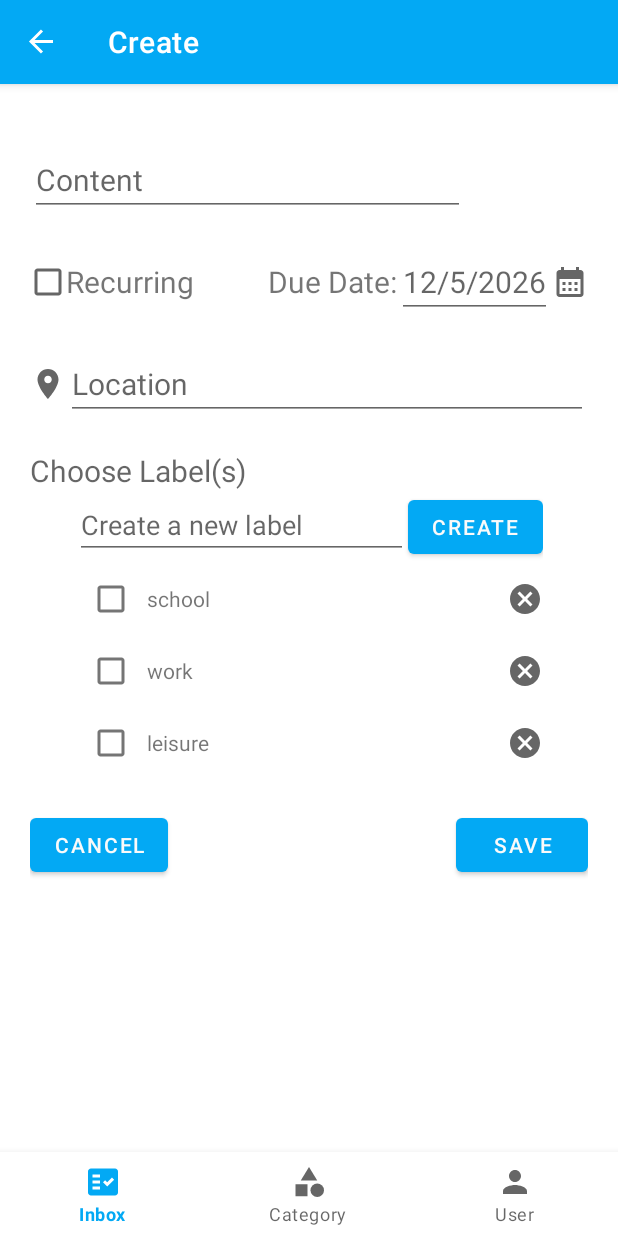
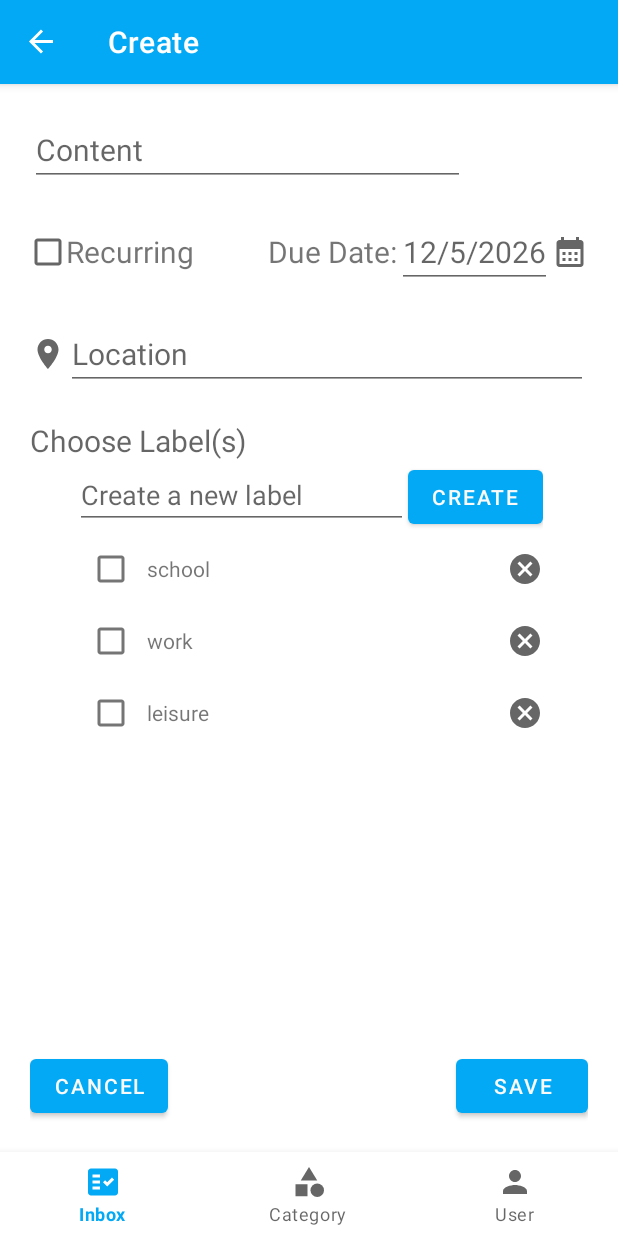
Before and after one commit to zhuy9/AutoChecklist, an Android app: the EntryEditFragment screen opened through its navigation route, on a phone screen of 412 x 824 dp. Run offline under Robolectric (Android 15) with nearby library versions, the phone set to English and light mode, and no system bars; our stand-ins replace Firebase (no records; nobody signed in at launch, a user with empty details on screens opened directly), navigation-ui; libraries missing offline, so code that uses them is left out: com.firebase.ui.

Commit message:
ensures the buttons always stay on screen

```diff
--- a/app/src/main/res/layout/fragment_entry_edit.xml
+++ b/app/src/main/res/layout/fragment_entry_edit.xml
@@ -1,15 +1,20 @@
 <?xml version="1.0" encoding="utf-8"?>
-<LinearLayout xmlns:android="http://schemas.android.com/apk/res/android"
+<RelativeLayout xmlns:android="http://schemas.android.com/apk/res/android"
     xmlns:app="http://schemas.android.com/apk/res-auto"
     android:layout_width="match_parent"
     android:layout_height="match_parent"
     android:orientation="vertical"
     android:padding="20dp">
 
+    <LinearLayout
+        android:layout_width="match_parent"
+        android:layout_height="match_parent"
+        android:layout_above="@+id/entry_edit_buttons"
+        android:orientation="vertical">
+
         <RelativeLayout
             android:layout_width="match_parent"
-        android:layout_height="wrap_content"
-        android:layout_marginTop="20sp">
+            android:layout_height="wrap_content">
 
             <EditText
                 android:id="@+id/entry_edit_text"
@@ -160,13 +165,13 @@
                 android:layout_height="wrap_content"
                 android:layout_below="@id/entry_edit_label_create" />
         </RelativeLayout>
+    </LinearLayout>
 
     <RelativeLayout
+        android:id="@+id/entry_edit_buttons"
         android:layout_width="match_parent"
         android:layout_height="wrap_content"
-        android:layout_weight="1"
-
-        android:layout_marginTop="20sp">
+        android:layout_alignParentBottom="true">
 
         <Button
             android:id="@+id/entry_edit_cancel_button"
@@ -183,4 +188,4 @@
             android:text="@string/save" />
 
     </RelativeLayout>
-</LinearLayout>
+</RelativeLayout>
```
Lines whose indentation alone changed are shown as unchanged.
